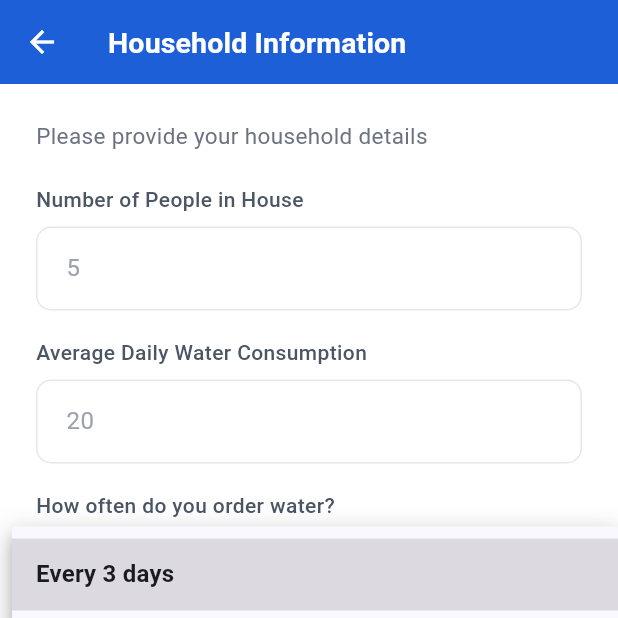
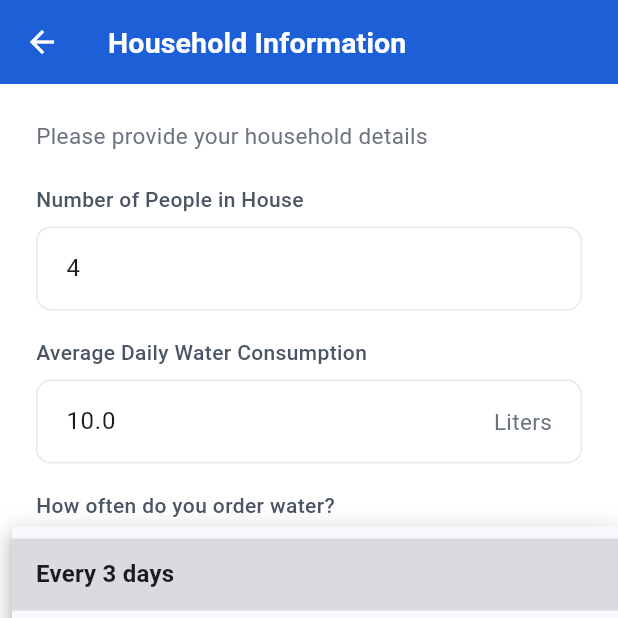
Before and after one commit to yamisogeki-art/wackyWater.github.io, a Flutter app: the HouseholdInfoScreen screen opened directly, after a tap on the "keyboard arrow down" icon, on a phone screen of 412 x 824 dp, the top half of it. Run offline on Flutter 3.47's test engine with Material 3 defaults, Android fonts, the phone set to English and light mode, and no system bars; our stand-ins replace fl_chart, flutter_map, geolocator, image_picker, latlong2, pdf and 3 more; missing offline and left inert: google_mlkit_face_detection; accounts and stored records are empty.

Commit message:
Fix Household Information initial defaults and validation rules

```diff
--- a/lib/screens/customer/household_info_screen.dart
+++ b/lib/screens/customer/household_info_screen.dart
@@ -46,7 +46,7 @@ class _HouseholdInfoScreenState extends State<HouseholdInfoScreen> {
   Future<void> _loadExisting() async {
     final customerId = Supabase.instance.client.auth.currentUser?.id;
     if (customerId == null) {
-      setState(() => _isLoading = false);
+      if (mounted) setState(() => _isLoading = false);
       return;
     }
     try {
@@ -56,14 +56,29 @@ class _HouseholdInfoScreenState extends State<HouseholdInfoScreen> {
           .eq('customer_id', customerId)
           .maybeSingle();
 
-      if (existing != null && mounted) {
-        _peopleController.text = existing['household_size'].toString();
-        _consumptionController.text = existing['avg_daily_consumption_liters'].toString();
-        _gallonsController.text = existing['usual_gallons_per_order'].toString();
-        setState(() => _frequencyDays = existing['order_frequency_days'] as int);
+      if (mounted) {
+        if (existing != null) {
+          final people = (existing['household_size'] as num?)?.toInt() ?? 0;
+          final consumption = (existing['avg_daily_consumption_liters'] as num?)?.toDouble() ?? 0.0;
+          final gallons = (existing['usual_gallons_per_order'] as num?)?.toInt() ?? 0;
+
+          _peopleController.text = people >= 1 ? '$people' : '4';
+          _consumptionController.text = consumption > 0 ? '$consumption' : '10.0';
+          _gallonsController.text = gallons >= 1 ? '$gallons' : '2';
+          _frequencyDays = (existing['order_frequency_days'] as int?) ?? 7;
+        } else {
+          // Default realistic initial values for new customers (instead of 0, 0.0, 0)
+          _peopleController.text = '4';
+          _consumptionController.text = '10.0';
+          _gallonsController.text = '2';
+        }
       }
     } catch (_) {
-      // No existing row yet is expected for a first-time save.
+      if (mounted) {
+        _peopleController.text = '4';
+        _consumptionController.text = '10.0';
+        _gallonsController.text = '2';
+      }
     } finally {
       if (mounted) setState(() => _isLoading = false);
     }
@@ -126,21 +141,24 @@ class _HouseholdInfoScreenState extends State<HouseholdInfoScreen> {
                     _buildField(
                       label: 'Number of People in House',
                       controller: _peopleController,
-                      hint: '5',
+                      hint: '4',
                       keyboardType: TextInputType.number,
+                      min: 1.0,
                     ),
                     const SizedBox(height: 18),
                     _buildField(
                       label: 'Average Daily Water Consumption',
                       controller: _consumptionController,
-                      hint: '20',
+                      hint: '10.0',
                       suffixText: 'Liters',
+                      isDecimal: true,
+                      min: 0.1,
                       keyboardType: const TextInputType.numberWithOptions(decimal: true),
                     ),
                     const SizedBox(height: 18),
                     const FieldLabel('How often do you order water?'),
                     DropdownButtonFormField<int>(
-                      value: _frequencyDays,
+                      initialValue: _frequencyDays,
                       decoration: outlinedField(),
                       icon: const Icon(Icons.keyboard_arrow_down),
                       items: _frequencyOptions
@@ -154,8 +172,9 @@ class _HouseholdInfoScreenState extends State<HouseholdInfoScreen> {
                     _buildField(
                       label: 'Gallons per Order (usually)',
                       controller: _gallonsController,
-                      hint: '5',
+                      hint: '2',
                       keyboardType: TextInputType.number,
+                      min: 1.0,
                     ),
                     const SizedBox(height: 32),
                     SizedBox(
@@ -193,6 +212,7 @@ class _HouseholdInfoScreenState extends State<HouseholdInfoScreen> {
     String? suffixText,
     TextInputType? keyboardType,
     bool isDecimal = false,
+    double min = 1.0,
   }) {
     return Column(
       crossAxisAlignment: CrossAxisAlignment.start,
@@ -205,9 +225,15 @@ class _HouseholdInfoScreenState extends State<HouseholdInfoScreen> {
           decoration: outlinedField(hint: hint, suffixText: suffixText),
           validator: (v) {
             if (isDecimal) {
-              return InputValidators.decimalNumber(v, fieldName: label, min: 0.1);
+              return InputValidators.decimalNumber(v, fieldName: label, min: min);
             }
-            return InputValidators.numbersOnly(v, fieldName: label);
+            final req = InputValidators.numbersOnly(v, fieldName: label);
+            if (req != null) return req;
+            final val = int.tryParse(v!.trim()) ?? 0;
+            if (val < min.toInt()) {
+              return '$label (cannot be less than ${min.toInt()})';
+            }
+            return null;
           },
         ),
       ],
```
Also changed, not shown: lib/screens/customer/saved_locations_screen.dart (+99 -6 lines).
